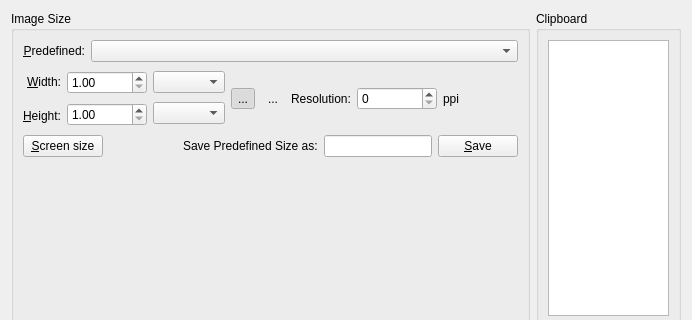
Old version of the form krita/ui/forms/wdgnewimage.ui in the repository KDE/calligra; both pictures show x 0 to 692 and y 0 to 320 of the 692 by 575 pixel window.
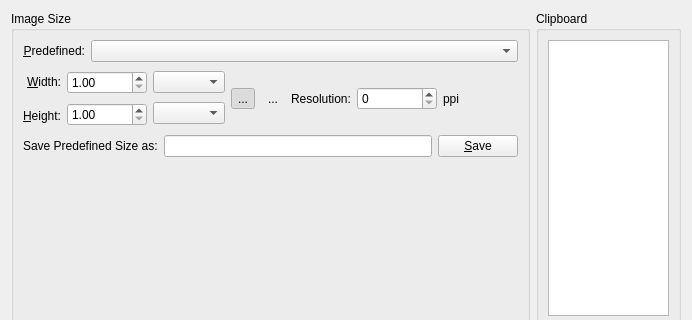
New version of the form. Custom widgets are drawn as their Qt base class.

Commit message: remove screen size button and functionality on new dialog

```diff
--- a/krita/ui/forms/wdgnewimage.ui
+++ b/krita/ui/forms/wdgnewimage.ui
@@ -246,29 +246,6 @@
         </item>
         <item row="3" column="0">
          <layout class="QHBoxLayout" name="horizontalLayout_2">
-          <item>
-           <widget class="QPushButton" name="bnScreenSize">
-            <property name="toolTip">
-             <string>Set Width and Height to screen resolution.</string>
-            </property>
-            <property name="text">
-             <string>&amp;Screen size</string>
-            </property>
-           </widget>
-          </item>
-          <item>
-           <spacer>
-            <property name="orientation">
-             <enum>Qt::Horizontal</enum>
-            </property>
-            <property name="sizeHint" stdset="0">
-             <size>
-              <width>40</width>
-              <height>20</height>
-             </size>
-            </property>
-           </spacer>
-          </item>
           <item>
            <widget class="QLabel" name="label_3">
             <property name="text">
```
Left out of the diff: 1 changed line with no effect on the pictures. The commit also changes 2 other files.
